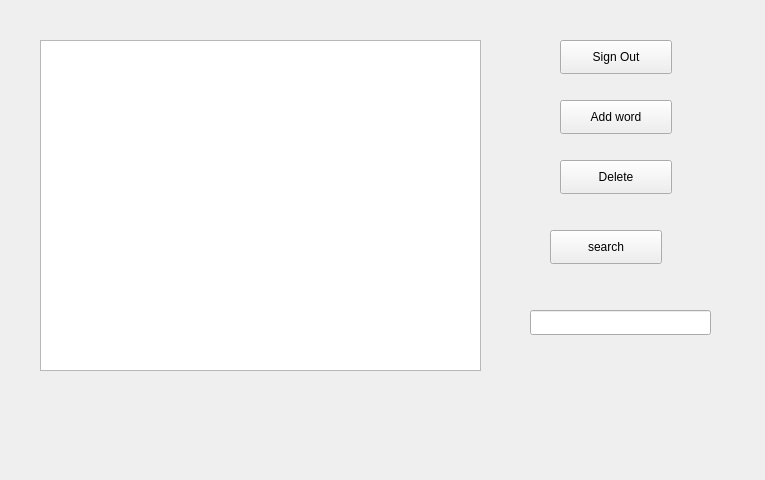
This is Memorize_word_tool/wordslibrary.ui in XXWZLN/word-memorize-system as Qt 5 draws it before an edit. The edited form follows.
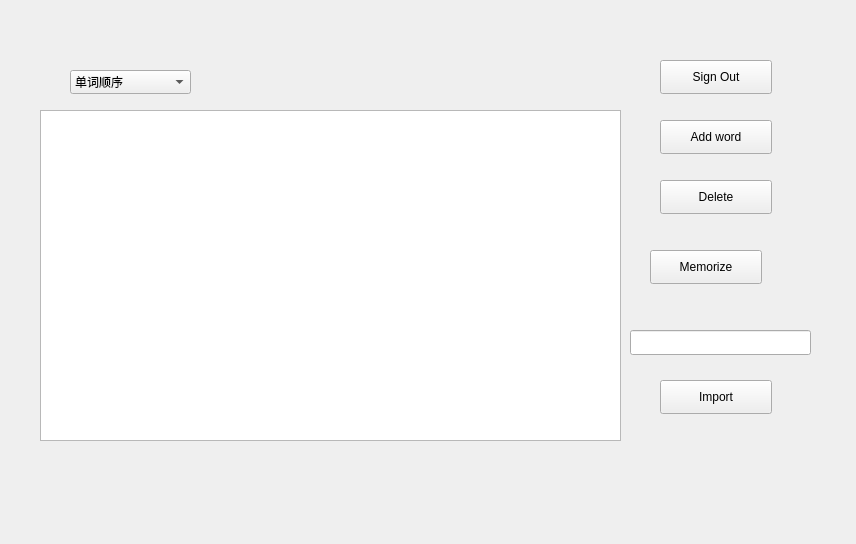
This is the edited form.

Patch:
```diff
--- a/Memorize_word_tool/wordslibrary.ui
+++ b/Memorize_word_tool/wordslibrary.ui
@@ -6,8 +6,8 @@
    <rect>
     <x>0</x>
     <y>0</y>
-    <width>765</width>
-    <height>480</height>
+    <width>856</width>
+    <height>544</height>
    </rect>
   </property>
   <property name="windowTitle">
@@ -16,8 +16,8 @@
   <widget class="QPushButton" name="signOut">
    <property name="geometry">
     <rect>
-     <x>560</x>
-     <y>40</y>
+     <x>660</x>
+     <y>60</y>
      <width>112</width>
      <height>34</height>
     </rect>
@@ -30,8 +30,8 @@
    <property name="geometry">
     <rect>
      <x>40</x>
-     <y>40</y>
-     <width>441</width>
+     <y>110</y>
+     <width>581</width>
      <height>331</height>
     </rect>
    </property>
@@ -39,8 +39,8 @@
   <widget class="QPushButton" name="add">
    <property name="geometry">
     <rect>
-     <x>560</x>
-     <y>100</y>
+     <x>660</x>
+     <y>120</y>
      <width>112</width>
      <height>34</height>
     </rect>
@@ -52,8 +52,8 @@
   <widget class="QPushButton" name="Delete">
    <property name="geometry">
     <rect>
-     <x>560</x>
-     <y>160</y>
+     <x>660</x>
+     <y>180</y>
      <width>112</width>
      <height>34</height>
     </rect>
@@ -65,26 +65,69 @@
   <widget class="QPushButton" name="search">
    <property name="geometry">
     <rect>
-     <x>550</x>
-     <y>230</y>
+     <x>650</x>
+     <y>250</y>
      <width>112</width>
      <height>34</height>
     </rect>
    </property>
    <property name="text">
-    <string>search</string>
+    <string>Memorize</string>
    </property>
   </widget>
   <widget class="QLineEdit" name="search_word">
    <property name="geometry">
     <rect>
-     <x>530</x>
-     <y>310</y>
+     <x>630</x>
+     <y>330</y>
      <width>181</width>
      <height>25</height>
     </rect>
    </property>
   </widget>
+  <widget class="QPushButton" name="pushButton">
+   <property name="geometry">
+    <rect>
+     <x>660</x>
+     <y>380</y>
+     <width>112</width>
+     <height>34</height>
+    </rect>
+   </property>
+   <property name="text">
+    <string>Import</string>
+   </property>
+  </widget>
+  <widget class="QComboBox" name="comboBox">
+   <property name="geometry">
+    <rect>
+     <x>70</x>
+     <y>70</y>
+     <width>121</width>
+     <height>24</height>
+    </rect>
+   </property>
+   <item>
+    <property name="text">
+     <string>单词顺序</string>
+    </property>
+   </item>
+   <item>
+    <property name="text">
+     <string>单词逆序</string>
+    </property>
+   </item>
+   <item>
+    <property name="text">
+     <string>记忆度顺序</string>
+    </property>
+   </item>
+   <item>
+    <property name="text">
+     <string>记忆度逆序</string>
+    </property>
+   </item>
+  </widget>
  </widget>
  <resources/>
  <connections/>
```
